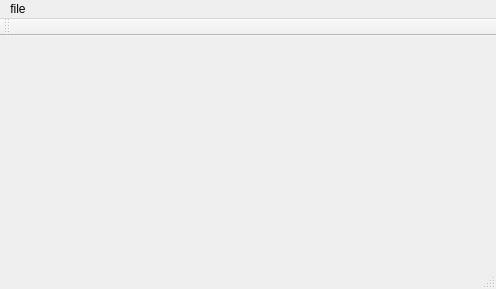
Above: mainwindow.ui from Xaxetrov/Fil-Rouge before the change. Below: the same form after it.
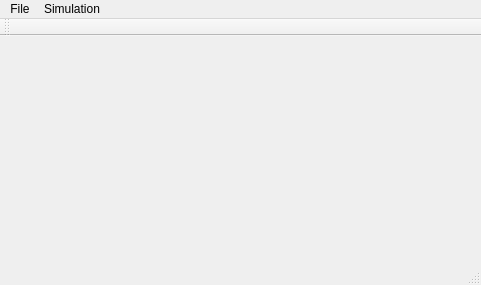
That is the form after the change.

Commit message: some litle modification on UI, first timer implementation, some bug on UI (designed version vs compiled version)

The edit to the form file:
```diff
--- a/mainwindow.ui
+++ b/mainwindow.ui
@@ -6,8 +6,8 @@
    <rect>
     <x>0</x>
     <y>0</y>
-    <width>496</width>
-    <height>289</height>
+    <width>481</width>
+    <height>285</height>
    </rect>
   </property>
   <property name="windowTitle">
@@ -19,16 +19,22 @@
     <rect>
      <x>0</x>
      <y>0</y>
-     <width>496</width>
+     <width>481</width>
      <height>27</height>
     </rect>
    </property>
    <widget class="QMenu" name="menu_file">
     <property name="title">
-     <string>file</string>
+     <string>File</string>
+    </property>
+   </widget>
+   <widget class="QMenu" name="menu_Simulation">
+    <property name="title">
+     <string>Simulation</string>
     </property>
    </widget>
    <addaction name="menu_file"/>
+   <addaction name="menu_Simulation"/>
   </widget>
   <widget class="QToolBar" name="mainToolBar">
    <attribute name="toolBarArea">
```
The commit also changes 7 other files.
